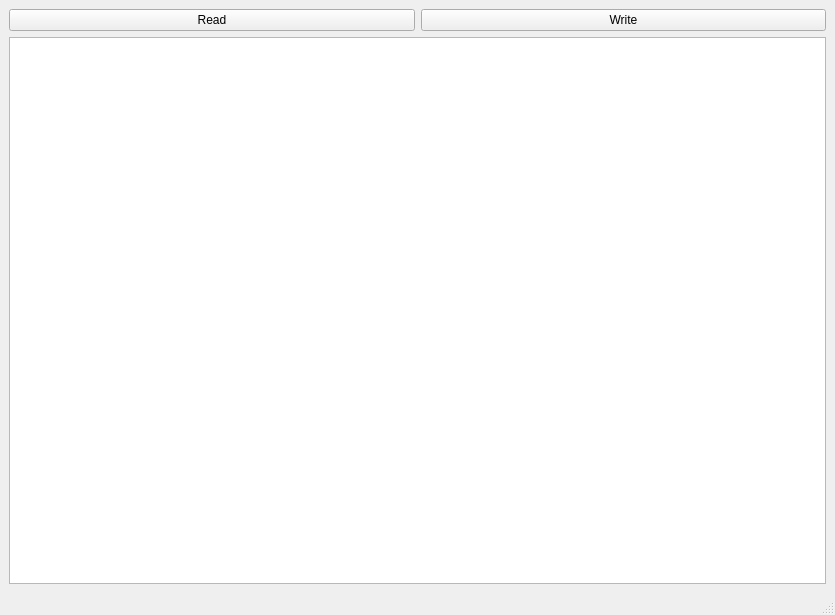
The window that GuideMe/mainwindow.ui (YoussefAhmed488/GuideMe) describes before a commit, drawn with Qt 5.
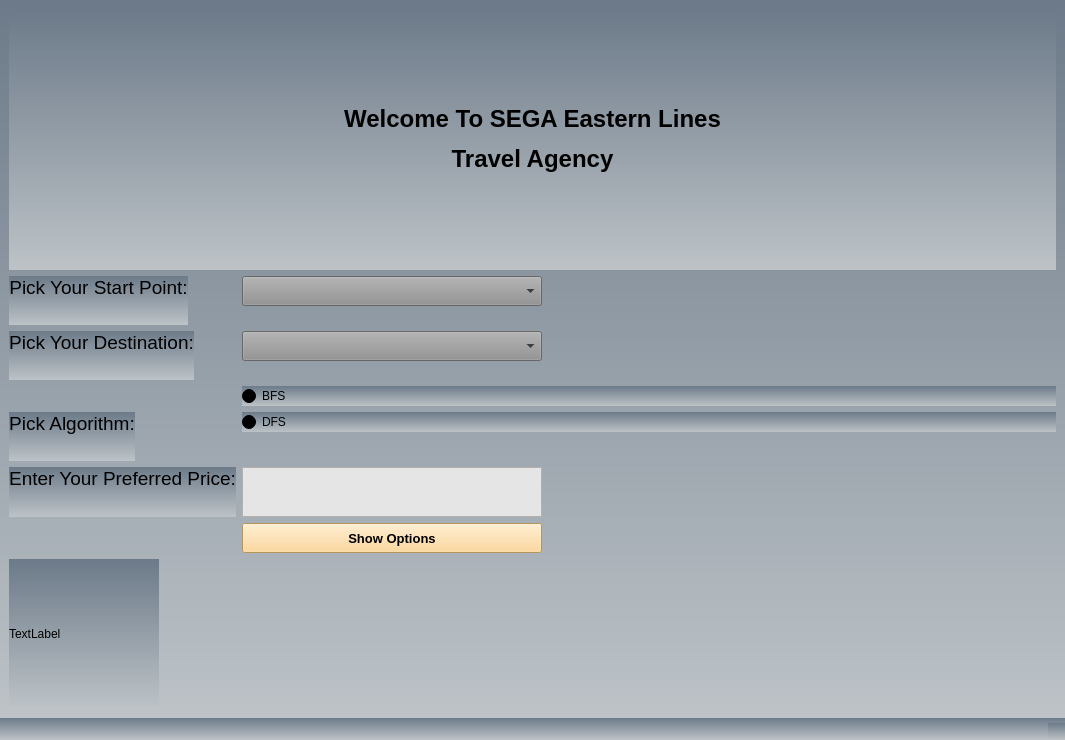
The same window after the commit.

Diff of the .ui file:
```diff
--- a/GuideMe/mainwindow.ui
+++ b/GuideMe/mainwindow.ui
@@ -6,53 +6,177 @@
    <rect>
     <x>0</x>
     <y>0</y>
-    <width>835</width>
-    <height>615</height>
+    <width>1065</width>
+    <height>740</height>
    </rect>
   </property>
+  <property name="sizePolicy">
+   <sizepolicy hsizetype="Minimum" vsizetype="Preferred">
+    <horstretch>0</horstretch>
+    <verstretch>0</verstretch>
+   </sizepolicy>
+  </property>
+  <property name="maximumSize">
+   <size>
+    <width>16777215</width>
+    <height>16777215</height>
+   </size>
+  </property>
   <property name="windowTitle">
    <string>MainWindow</string>
   </property>
+  <property name="styleSheet">
+   <string notr="true">background-color: qlineargradient(x1: 0, y1: 0, x2: 0, y2: 1, stop: 0 #6c7a89, stop: 1 #bdc3c7);</string>
+  </property>
   <widget class="QWidget" name="centralwidget">
-   <layout class="QVBoxLayout" name="verticalLayout">
-    <item>
-     <layout class="QHBoxLayout" name="horizontalLayout_2">
-      <item>
-       <widget class="QPushButton" name="pushButton_Read">
-        <property name="sizePolicy">
-         <sizepolicy hsizetype="Preferred" vsizetype="Preferred">
-          <horstretch>0</horstretch>
-          <verstretch>0</verstretch>
-         </sizepolicy>
-        </property>
-        <property name="text">
-         <string>Read</string>
-        </property>
-       </widget>
-      </item>
-      <item>
-       <widget class="QPushButton" name="pushButton_Write">
-        <property name="sizePolicy">
-         <sizepolicy hsizetype="Preferred" vsizetype="Preferred">
-          <horstretch>0</horstretch>
-          <verstretch>0</verstretch>
-         </sizepolicy>
-        </property>
-        <property name="text">
-         <string>Write</string>
-        </property>
-       </widget>
-      </item>
-     </layout>
+   <layout class="QFormLayout" name="formLayout">
+    <item row="0" column="0" colspan="2">
+     <widget class="QLabel" name="TextWelcome">
+      <property name="minimumSize">
+       <size>
+        <width>50</width>
+        <height>150</height>
+       </size>
+      </property>
+      <property name="styleSheet">
+       <string notr="true"/>
+      </property>
+      <property name="text">
+       <string>&lt;html&gt;&lt;head/&gt;&lt;body&gt;&lt;p align=&quot;center&quot;&gt;&lt;span style=&quot; font-size:18pt; font-weight:700;&quot;&gt;Welcome To SEGA Eastern Lines&lt;/span&gt;&lt;/p&gt;&lt;p align=&quot;center&quot;&gt;&lt;span style=&quot; font-size:18pt; font-weight:700;&quot;&gt;Travel Agency&lt;/span&gt;&lt;/p&gt;&lt;/body&gt;&lt;/html&gt;</string>
+      </property>
+     </widget>
     </item>
-    <item>
-     <widget class="QTextEdit" name="textEdit">
+    <item row="2" column="0">
+     <widget class="QLabel" name="label_2">
+      <property name="text">
+       <string>&lt;html&gt;&lt;head/&gt;&lt;body&gt;&lt;p align=&quot;center&quot;&gt;&lt;span style=&quot; font-size:14pt;&quot;&gt;Pick Your Start Point:&lt;/span&gt;&lt;/p&gt;&lt;p align=&quot;center&quot;&gt;&lt;/p&gt;&lt;/body&gt;&lt;/html&gt;</string>
+      </property>
+     </widget>
+    </item>
+    <item row="2" column="1">
+     <widget class="QComboBox" name="StartCombo">
+      <property name="maximumSize">
+       <size>
+        <width>300</width>
+        <height>30</height>
+       </size>
+      </property>
+      <property name="styleSheet">
+       <string notr="true">background-color: rgb(143, 143, 143);</string>
+      </property>
+     </widget>
+    </item>
+    <item row="4" column="0">
+     <widget class="QLabel" name="label_3">
+      <property name="text">
+       <string>&lt;html&gt;&lt;head/&gt;&lt;body&gt;&lt;p align=&quot;center&quot;&gt;&lt;span style=&quot; font-size:14pt;&quot;&gt;Pick Your Destination:&lt;/span&gt;&lt;/p&gt;&lt;p align=&quot;center&quot;&gt;&lt;/p&gt;&lt;/body&gt;&lt;/html&gt;</string>
+      </property>
+     </widget>
+    </item>
+    <item row="4" column="1">
+     <widget class="QComboBox" name="DestinationCombo">
+      <property name="maximumSize">
+       <size>
+        <width>300</width>
+        <height>30</height>
+       </size>
+      </property>
+      <property name="styleSheet">
+       <string notr="true">background-color: rgb(143, 143, 143);</string>
+      </property>
+     </widget>
+    </item>
+    <item row="10" column="1">
+     <widget class="QRadioButton" name="BfsRB">
+      <property name="text">
+       <string>BFS</string>
+      </property>
+     </widget>
+    </item>
+    <item row="11" column="0">
+     <widget class="QLabel" name="AlgoLabel">
+      <property name="text">
+       <string>&lt;html&gt;&lt;head/&gt;&lt;body&gt;&lt;p align=&quot;center&quot;&gt;&lt;span style=&quot; font-size:14pt;&quot;&gt;Pick Algorithm:&lt;/span&gt;&lt;/p&gt;&lt;p align=&quot;center&quot;&gt;&lt;/p&gt;&lt;/body&gt;&lt;/html&gt;</string>
+      </property>
+     </widget>
+    </item>
+    <item row="11" column="1">
+     <widget class="QRadioButton" name="DfsRB">
+      <property name="text">
+       <string>DFS</string>
+      </property>
+     </widget>
+    </item>
+    <item row="17" column="0">
+     <widget class="QLabel" name="label">
+      <property name="text">
+       <string>&lt;html&gt;&lt;head/&gt;&lt;body&gt;&lt;p align=&quot;center&quot;&gt;&lt;span style=&quot; font-size:14pt;&quot;&gt;Enter Your Preferred Price:&lt;/span&gt;&lt;/p&gt;&lt;p align=&quot;center&quot;&gt;&lt;/p&gt;&lt;/body&gt;&lt;/html&gt;</string>
+      </property>
+     </widget>
+    </item>
+    <item row="17" column="1">
+     <widget class="QTextEdit" name="priceEdit">
       <property name="sizePolicy">
-       <sizepolicy hsizetype="Expanding" vsizetype="Expanding">
-        <horstretch>0</horstretch>
-        <verstretch>0</verstretch>
+       <sizepolicy hsizetype="Fixed" vsizetype="Expanding">
+        <horstretch>50</horstretch>
+        <verstretch>50</verstretch>
        </sizepolicy>
       </property>
+      <property name="maximumSize">
+       <size>
+        <width>300</width>
+        <height>50</height>
+       </size>
+      </property>
+      <property name="font">
+       <font>
+        <pointsize>16</pointsize>
+       </font>
+      </property>
+      <property name="styleSheet">
+       <string notr="true">background-color: rgb(229, 229, 229);</string>
+      </property>
+     </widget>
+    </item>
+    <item row="24" column="1">
+     <widget class="QPushButton" name="pushButton">
+      <property name="maximumSize">
+       <size>
+        <width>300</width>
+        <height>30</height>
+       </size>
+      </property>
+      <property name="font">
+       <font>
+        <pointsize>10</pointsize>
+        <bold>true</bold>
+       </font>
+      </property>
+      <property name="styleSheet">
+       <string notr="true">background-color: rgb(255, 209, 130);</string>
+      </property>
+      <property name="text">
+       <string>Show Options</string>
+      </property>
+     </widget>
+    </item>
+    <item row="25" column="0">
+     <widget class="QLabel" name="pic_label">
+      <property name="minimumSize">
+       <size>
+        <width>150</width>
+        <height>150</height>
+       </size>
+      </property>
+      <property name="maximumSize">
+       <size>
+        <width>50</width>
+        <height>60</height>
+       </size>
+      </property>
+      <property name="text">
+       <string>TextLabel</string>
+      </property>
      </widget>
     </item>
    </layout>
```
Left out of the diff: 4 changed lines with no effect on the pictures.
